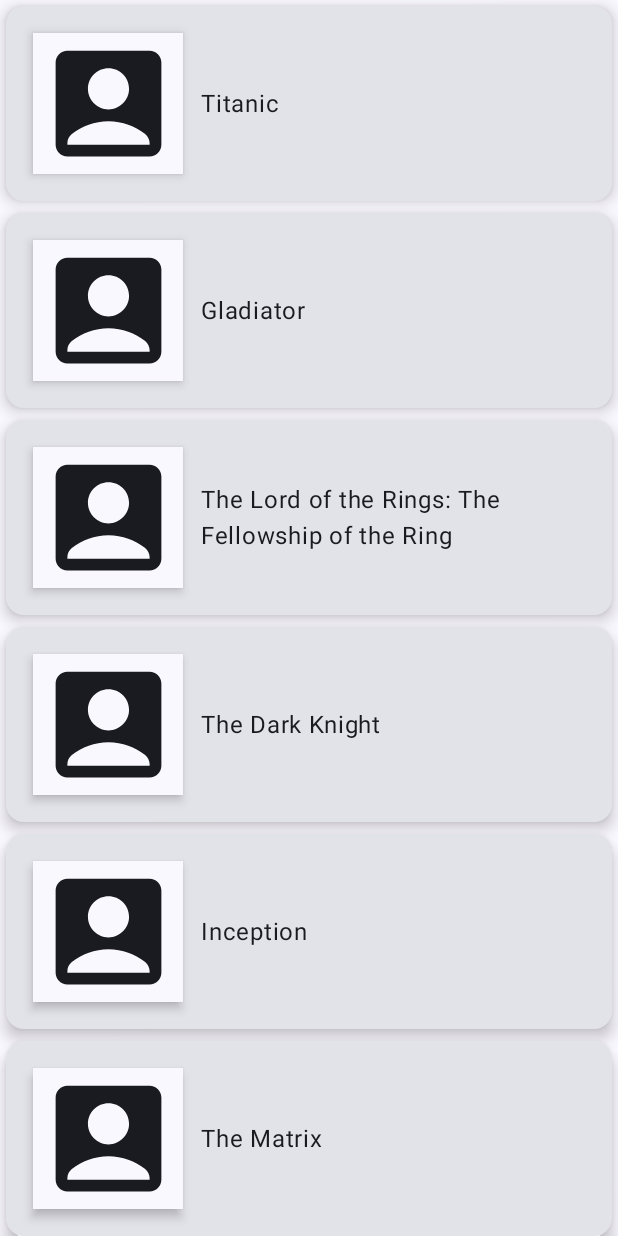
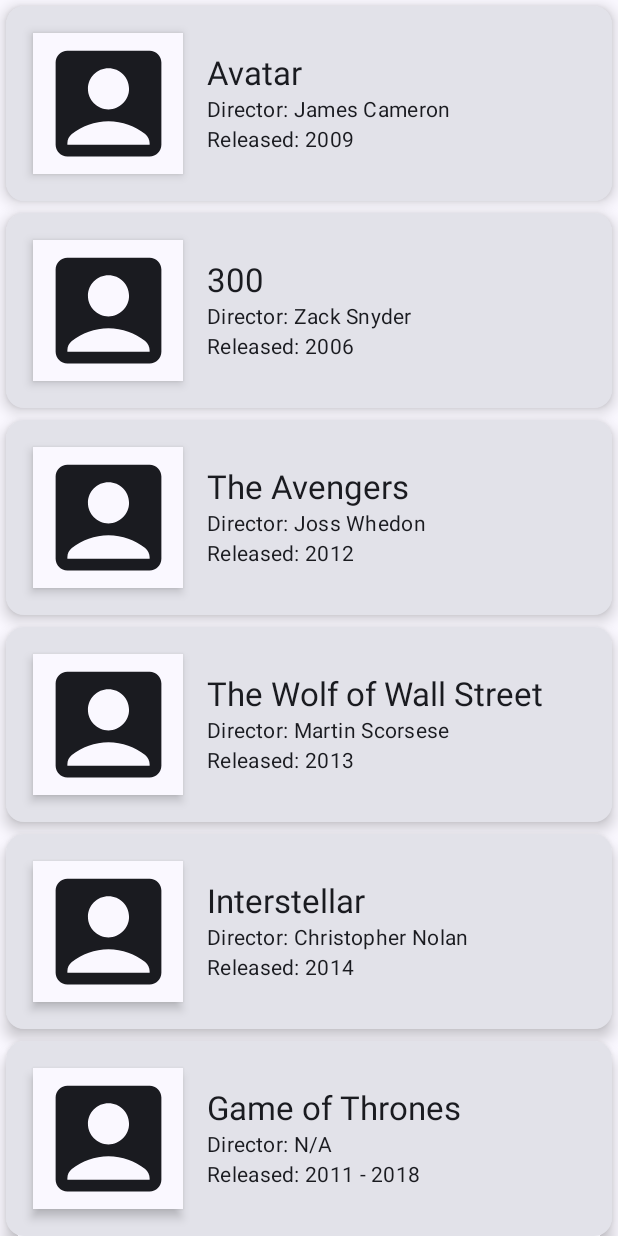
Before and after one commit to siamsaleh/JetpackCounter, an Android app built with Jetpack Compose: the composable MainContent shown on its own in the app's theme, on a phone screen of 412 x 824 dp. Run offline under Robolectric (Android 15) with nearby library versions, the phone set to English and light mode, and no system bars.

Commit message:
Add Movie Class

```diff
--- /dev/null
+++ b/app/src/main/java/com/schooling/jetpackudemy/model/Movie.kt
@@ -0,0 +1,152 @@
+package com.schooling.jetpackudemy.model
+
+data class Movie(val id: String,
+                 val title: String,
+                 val year: String,
+                 val genre: String,
+                 val director: String,
+                 val actors: String,
+                 val plot: String,
+                 val poster: String,
+                 val images: List<String>,
+                 val rating: String)
+
+fun getMovies(): List<Movie> {
+    return listOf(
+        Movie(id = "tt0499549",
+            title = "Avatar",
+            year = "2009",
+            genre = "Action, Adventure, Fantasy",
+            director = "James Cameron",
+            actors = "Sam Worthington, Zoe Saldana, Sigourney Weaver, Stephen Lang",
+            plot = "A paraplegic marine dispatched to the moon Pandora on a unique mission becomes torn between following his orders and protecting the world he feels is his home.",
+            poster = "http://ia.media-imdb.com/images/M/MV5BMTYwOTEwNjAzMl5BMl5BanBnXkFtZTcwODc5MTUwMw@@._V1_SX300.jpg",
+            images = listOf("https://images-na.ssl-images-amazon.com/images/M/MV5BMjEyOTYyMzUxNl5BMl5BanBnXkFtZTcwNTg0MTUzNA@@._V1_SX1500_CR0,0,1500,999_AL_.jpg",
+                "https://images-na.ssl-images-amazon.com/images/M/MV5BNzM2MDk3MTcyMV5BMl5BanBnXkFtZTcwNjg0MTUzNA@@._V1_SX1777_CR0,0,1777,999_AL_.jpg",
+                "https://images-na.ssl-images-amazon.com/images/M/MV5BMTY2ODQ3NjMyMl5BMl5BanBnXkFtZTcwODg0MTUzNA@@._V1_SX1777_CR0,0,1777,999_AL_.jpg",
+                "https://images-na.ssl-images-amazon.com/images/M/MV5BMTMxOTEwNDcxN15BMl5BanBnXkFtZTcwOTg0MTUzNA@@._V1_SX1777_CR0,0,1777,999_AL_.jpg",
+                "https://images-na.ssl-images-amazon.com/images/M/MV5BMTYxMDg1Nzk1MV5BMl5BanBnXkFtZTcwMDk0MTUzNA@@._V1_SX1500_CR0,0,1500,999_AL_.jpg"),
+            rating = "7.9"),
+
+        Movie(id = "tt0416449",
+            title = "300",
+            year = "2006",
+            genre = "Action, Drama, Fantasy",
+            director = "Zack Snyder",
+            actors = "Gerard Butler, Lena Headey, Dominic West, David Wenham",
+            plot = "King Leonidas of Sparta and a force of 300 men fight the Persians at Thermopylae in 480 B.C.",
+            poster = "http://ia.media-imdb.com/images/M/MV5BMjAzNTkzNjcxNl5BMl5BanBnXkFtZTYwNDA4NjE3._V1_SX300.jpg",
+            images = listOf("https://images-na.ssl-images-amazon.com/images/M/MV5BMTMwNTg5MzMwMV5BMl5BanBnXkFtZTcwMzA2NTIyMw@@._V1_SX1777_CR0,0,1777,937_AL_.jpg",
+                "https://images-na.ssl-images-amazon.com/images/M/MV5BMTQwNTgyNTMzNF5BMl5BanBnXkFtZTcwNDA2NTIyMw@@._V1_SX1777_CR0,0,1777,935_AL_.jpg",
+                "https://images-na.ssl-images-amazon.com/images/M/MV5BMTc0MjQzOTEwMV5BMl5BanBnXkFtZTcwMzE2NTIyMw@@._V1_SX1777_CR0,0,1777,947_AL_.jpg"
+
+            ),
+            rating = "7.7"),
+
+        Movie(id = "tt0848228",
+            title = "The Avengers",
+            year = "2012",
+            genre = "Action, Sci-Fi, Thriller",
+            director = "Joss Whedon",
+            actors = "Robert Downey Jr., Chris Evans, Mark Ruffalo, Chris Hemsworth",
+            plot = "Earth's mightiest heroes must come together and learn to fight as a team if they are to stop the mischievous Loki and his alien army from enslaving humanity.",
+            poster = "http://ia.media-imdb.com/images/M/MV5BMTk2NTI1MTU4N15BMl5BanBnXkFtZTcwODg0OTY0Nw@@._V1_SX300.jpg",
+            images = listOf("https://images-na.ssl-images-amazon.com/images/M/MV5BMTA0NjY0NzE4OTReQTJeQWpwZ15BbWU3MDczODg2Nzc@._V1_SX1777_CR0,0,1777,999_AL_.jpg",
+                "https://images-na.ssl-images-amazon.com/images/M/MV5BMjE1MzEzMjcyM15BMl5BanBnXkFtZTcwNDM4ODY3Nw@@._V1_SX1777_CR0,0,1777,999_AL_.jpg",
+                "https://images-na.ssl-images-amazon.com/images/M/MV5BMjMwMzM2MTg1M15BMl5BanBnXkFtZTcwNjM4ODY3Nw@@._V1_SX1777_CR0,0,1777,999_AL_.jpg",
+                "https://images-na.ssl-images-amazon.com/images/M/MV5BMTQ4NzM2Mjc5MV5BMl5BanBnXkFtZTcwMTkwOTY3Nw@@._V1_SX1777_CR0,0,1777,999_AL_.jpg",
+                "https://images-na.ssl-images-amazon.com/images/M/MV5BMTc3MzQ3NjA5N15BMl5BanBnXkFtZTcwMzY5OTY3Nw@@._V1_SX1777_CR0,0,1777,999_AL_.jpg"),
+            rating = "8.1"),
+
+        Movie(id = "tt0993846",
+            title = "The Wolf of Wall Street",
+            year = "2013",
+            genre = "Biography, Comedy, Crime",
+            director = "Martin Scorsese",
+            actors = "Leonardo DiCaprio, Jonah Hill, Margot Robbie, Matthew McConaughey",
+            plot = "Based on the true story of Jordan Belfort, from his rise to a wealthy stock-broker living the high life to his fall involving crime, corruption and the federal government.",
+            poster = "http://ia.media-imdb.com/images/M/MV5BMjIxMjgxNTk0MF5BMl5BanBnXkFtZTgwNjIyOTg2MDE@._V1_SX300.jpg",
+            images = listOf("https://images-na.ssl-images-amazon.com/images/M/MV5BNDIwMDIxNzk3Ml5BMl5BanBnXkFtZTgwMTg0MzQ4MDE@._V1_SX1500_CR0,0,1500,999_AL_.jpg",
+                "https://images-na.ssl-images-amazon.com/images/M/MV5BMTc0NzAxODAyMl5BMl5BanBnXkFtZTgwMDg0MzQ4MDE@._V1_SX1500_CR0,0,1500,999_AL_.jpg",
+                "https://images-na.ssl-images-amazon.com/images/M/MV5BMTExMDk1MDE4NzVeQTJeQWpwZ15BbWU4MDM4NDM0ODAx._V1_SX1500_CR0,0,1500,999_AL_.jpg",
+                "https://images-na.ssl-images-amazon.com/images/M/MV5BMTg3MTY4NDk4Nl5BMl5BanBnXkFtZTgwNjc0MzQ4MDE@._V1_SX1500_CR0,0,1500,999_AL_.jpg",
+                "https://images-na.ssl-images-amazon.com/images/M/MV5BMTgzMTg4MDI0Ml5BMl5BanBnXkFtZTgwOTY0MzQ4MDE@._V1_SY1000_CR0,0,1553,1000_AL_.jpg"),
+            rating = "8.2"),
+
+        Movie(id = "tt0816692",
+            title = "Interstellar",
+            year = "2014",
+            genre = "Adventure, Drama, Sci-Fi",
+            director = "Christopher Nolan",
+            actors = "Ellen Burstyn, Matthew McConaughey, Mackenzie Foy, John Lithgow",
+            plot = "A team of explorers travel through a wormhole in space in an attempt to ensure humanity's survival.",
+            poster = "http://ia.media-imdb.com/images/M/MV5BMjIxNTU4MzY4MF5BMl5BanBnXkFtZTgwMzM4ODI3MjE@._V1_SX300.jpg",
+            images = listOf("https://images-na.ssl-images-amazon.com/images/M/MV5BMjA3NTEwOTMxMV5BMl5BanBnXkFtZTgwMjMyODgxMzE@._V1_SX1500_CR0,0,1500,999_AL_.jpg",
+                "https://images-na.ssl-images-amazon.com/images/M/MV5BMzQ5ODE2MzEwM15BMl5BanBnXkFtZTgwMTMyODgxMzE@._V1_SX1500_CR0,0,1500,999_AL_.jpg",
+                "https://images-na.ssl-images-amazon.com/images/M/MV5BMTg4Njk4MzY0Nl5BMl5BanBnXkFtZTgwMzIyODgxMzE@._V1_SX1500_CR0,0,1500,999_AL_.jpg",
+                "https://images-na.ssl-images-amazon.com/images/M/MV5BMzE3MTM0MTc3Ml5BMl5BanBnXkFtZTgwMDIyODgxMzE@._V1_SX1500_CR0,0,1500,999_AL_.jpg",
+                "https://images-na.ssl-images-amazon.com/images/M/MV5BNjYzNjE2NDk3N15BMl5BanBnXkFtZTgwNzEyODgxMzE@._V1_SX1500_CR0,0,1500,999_AL_.jpg"),
+            rating = "8.6"),
+        Movie(id = "tt0944947",
+            title = "Game of Thrones",
+            year = "2011 - 2018",
+            genre = "Adventure, Drama, Fantasy",
+            director = "N/A",
+            actors = "Peter Dinklage, Lena Headey, Emilia Clarke, Kit Harington",
+            plot = "While a civil war brews between several noble families in Westeros, the children of the former rulers of the land attempt to rise up to power. Meanwhile a forgotten race, bent on destruction, plans to return after thousands of years in the North.",
+            poster = "http://ia.media-imdb.com/images/M/MV5BMjM5OTQ1MTY5Nl5BMl5BanBnXkFtZTgwMjM3NzMxODE@._V1_SX300.jpg",
+            images = listOf("https://images-na.ssl-images-amazon.com/images/M/MV5BNDc1MGUyNzItNWRkOC00MjM1LWJjNjMtZTZlYWIxMGRmYzVlXkEyXkFqcGdeQXVyMzU3MDEyNjk@._V1_SX1777_CR0,0,1777,999_AL_.jpg",
+                "https://images-na.ssl-images-amazon.com/images/M/MV5BZjZkN2M5ODgtMjQ2OC00ZjAxLWE1MjMtZDE0OTNmNGM0NWEwXkEyXkFqcGdeQXVyNjUxNzgwNTE@._V1_SX1777_CR0,0,1777,999_AL_.jpg",
+                "https://images-na.ssl-images-amazon.com/images/M/MV5BMDk4Y2Y1MDAtNGVmMC00ZTlhLTlmMmQtYjcyN2VkNzUzZjg2XkEyXkFqcGdeQXVyNjUxNzgwNTE@._V1_SX1777_CR0,0,1777,999_AL_.jpg",
+                "https://images-na.ssl-images-amazon.com/images/M/MV5BNjZjNWIzMzQtZWZjYy00ZTkwLWJiMTYtOWRkZDBhNWJhY2JmXkEyXkFqcGdeQXVyMjk3NTUyOTc@._V1_SX1777_CR0,0,1777,999_AL_.jpg",
+                "https://images-na.ssl-images-amazon.com/images/M/MV5BNTMyMTRjZWEtM2UxMS00ZjU5LWIxMTYtZDA5YmJhZmRjYTc4XkEyXkFqcGdeQXVyMjk3NTUyOTc@._V1_SX1777_CR0,0,1777,999_AL_.jpg"),
+            rating = "9.5"),
+
+
+        Movie(id = "tt2306299",
+            title = "Vikings",
+            year = "2013–2020",
+            genre = "Action, Drama, History",
+            director = "N/A",
+            actors = "Travis Fimmel, Clive Standen, Gustaf Skarsgård, Katheryn Winnick",
+            plot = "The world of the Vikings is brought to life through the journey of Ragnar Lothbrok, the first Viking to emerge from Norse legend and onto the pages of history - a man on the edge of myth.",
+            poster = "http://ia.media-imdb.com/images/M/MV5BOTEzNzI3MDc0N15BMl5BanBnXkFtZTgwMzk1MzA5NzE@._V1_SX300.jpg",
+            images = listOf("https://images-na.ssl-images-amazon.com/images/M/MV5BMjM5MTM1ODUxNV5BMl5BanBnXkFtZTgwNTAzOTI2ODE@._V1_.jpg",
+                "https://images-na.ssl-images-amazon.com/images/M/MV5BNzU2NDcxODMyOF5BMl5BanBnXkFtZTgwNDAzOTI2ODE@._V1_.jpg",
+                "https://images-na.ssl-images-amazon.com/images/M/MV5BMjMzMzIzOTU2M15BMl5BanBnXkFtZTgwODMzMTkyODE@._V1_SY1000_SX1500_AL_.jpg",
+                "https://images-na.ssl-images-amazon.com/images/M/MV5BMTQ2NTQ2MDA3NF5BMl5BanBnXkFtZTgwODkxMDUxODE@._V1_SY1000_SX1500_AL_.jpg",
+                "https://images-na.ssl-images-amazon.com/images/M/MV5BMTcxOTQ3NTA5N15BMl5BanBnXkFtZTgwMzExMDUxODE@._V1_SY1000_SX1500_AL_.jpg"),
+            rating = "9.5"),
+
+        Movie(id = "tt0903747",
+            title = "Breaking Bad",
+            year = "2008–2013",
+            genre = "Crime, Drama, Thriller",
+            director = "N/A",
+            actors = "Bryan Cranston, Anna Gunn, Aaron Paul, Dean Norris",
+            plot = "A high school chemistry teacher diagnosed with inoperable lung cancer turns to manufacturing and selling methamphetamine in order to secure his family's financial future.",
+            poster = "http://ia.media-imdb.com/images/M/MV5BMTQ0ODYzODc0OV5BMl5BanBnXkFtZTgwMDk3OTcyMDE@._V1_SX300.jpg",
+            images = listOf("https://images-na.ssl-images-amazon.com/images/M/MV5BMTgyMzI5NDc5Nl5BMl5BanBnXkFtZTgwMjM0MTI2MDE@._V1_SY1000_CR0,0,1498,1000_AL_.jpg",
+                "https://images-na.ssl-images-amazon.com/images/M/MV5BMTQ2NDkwNDk5NV5BMl5BanBnXkFtZTgwNDM0MTI2MDE@._V1_SY1000_CR0,0,1495,1000_AL_.jpg",
+                "https://images-na.ssl-images-amazon.com/images/M/MV5BMTM4NDcyNDMzMF5BMl5BanBnXkFtZTgwOTI0MTI2MDE@._V1_SY1000_CR0,0,1495,1000_AL_.jpg",
+                "https://images-na.ssl-images-amazon.com/images/M/MV5BMTAzMTczMjM3NjFeQTJeQWpwZ15BbWU4MDc1MTI1MzAx._V1_SY1000_CR0,0,1495,1000_AL_.jpg",
+                "https://images-na.ssl-images-amazon.com/images/M/MV5BMjA5MTE3MTgwMF5BMl5BanBnXkFtZTgwOTQxMjUzMDE@._V1_SX1500_CR0,0,1500,999_AL_.jpg"),
+            rating = "9.5"),
+
+        Movie(id = "tt2707408",
+            title = "Narcos",
+            year = "2015-",
+            genre = "Biography, Crime, Drama",
+            director = "N/A",
+            actors = "Wagner Moura, Boyd Holbrook, Pedro Pascal, Joanna Christie",
+            plot = "A chronicled look at the criminal exploits of Colombian drug lord Pablo Escobar.",
+            poster = "http://ia.media-imdb.com/images/M/MV5BMTU0ODQ4NDg2OF5BMl5BanBnXkFtZTgwNzczNTE4OTE@._V1_SX300.jpg",
+            images = listOf("https://images-na.ssl-images-amazon.com/images/M/MV5BMTk2MDMzMTc0MF5BMl5BanBnXkFtZTgwMTAyMzA1OTE@._V1_SX1500_CR0,0,1500,999_AL_.jpg",
+                "https://images-na.ssl-images-amazon.com/images/M/MV5BMjIxMDkyOTEyNV5BMl5BanBnXkFtZTgwNjY3Mjc3OTE@._V1_SY1000_SX1500_AL_.jpg",
+                "https://images-na.ssl-images-amazon.com/images/M/MV5BMjA2NDUwMTU2NV5BMl5BanBnXkFtZTgwNTI1Mzc3OTE@._V1_SY1000_CR0,0,1499,1000_AL_.jpg",
+                "https://images-na.ssl-images-amazon.com/images/M/MV5BODA1NjAyMTQ3Ml5BMl5BanBnXkFtZTgwNjI1Mzc3OTE@._V1_SY1000_CR0,0,1499,1000_AL_.jpg",
+                "https://images-na.ssl-images-amazon.com/images/M/MV5BMTU0NzQ0OTAwNl5BMl5BanBnXkFtZTgwMDAyMzA1OTE@._V1_SX1500_CR0,0,1500,999_AL_.jpg"),
+            rating = "9.5"),
+
+        )
+}
--- a/app/src/main/java/com/schooling/jetpackudemy/screens/home/HomeScreen.kt
+++ b/app/src/main/java/com/schooling/jetpackudemy/screens/home/HomeScreen.kt
@@ -32,7 +32,10 @@ import androidx.compose.ui.draw.shadow
 import androidx.compose.ui.graphics.RectangleShape
 import androidx.compose.ui.unit.dp
 import androidx.navigation.NavController
+import com.schooling.jetpackudemy.model.Movie
+import com.schooling.jetpackudemy.model.getMovies
 import com.schooling.jetpackudemy.navigation.MovieScreens
+import com.schooling.jetpackudemy.widgets.MovieRow
 
 @OptIn(ExperimentalMaterial3Api::class)
 @Composable
@@ -61,108 +64,7 @@ fun HomeScreen(navController: NavController) {
 @Composable
 fun MainContent(
     navController: NavController,
-    movieList: List<String> = listOf(
-        "Titanic",
-        "Gladiator",
-        "The Lord of the Rings: The Fellowship of the Ring",
-        "The Dark Knight",
-        "Inception",
-        "The Matrix",
-        "Forrest Gump",
-        "Jurassic Park",
-        "The Lion King",
-        "Star Wars: Episode IV - A New Hope",
-        "Jaws",
-        "E.T. the Extra-Terrestrial",
-        "The Shawshank Redemption",
-        "The Godfather",
-        "Pulp Fiction",
-        "The Silence of the Lambs",
-        "Schindler's List",
-        "Fight Club",
-        "Braveheart",
-        "The Green Mile",
-        "The Godfather: Part II",
-        "Goodfellas",
-        "Saving Private Ryan",
-        "The Departed",
-        "The Terminator",
-        "Die Hard",
-        "Raiders of the Lost Ark",
-        "Indiana Jones and the Last Crusade",
-        "The Sixth Sense",
-        "The Shining",
-        "A Clockwork Orange",
-        "Blade Runner",
-        "The Exorcist",
-        "Alien",
-        "The Princess Bride",
-        "Back to the Future",
-        "Toy Story",
-        "The Wizard of Oz",
-        "The Sound of Music",
-        "Grease",
-        "The Breakfast Club",
-        "Ferris Bueller's Day Off",
-        "Home Alone",
-        "The Goonies",
-        "Ghostbusters",
-        "Dirty Dancing",
-        "Pretty Woman",
-        "The Notebook",
-        "Titanic",
-        "The Great Gatsby",
-        "Avatar",
-        "300",
-        "Harry Potter and the Sorcerer's Stone",
-        "Harry Potter and the Chamber of Secrets",
-        "Harry Potter and the Prisoner of Azkaban",
-        "Harry Potter and the Goblet of Fire",
-        "Harry Potter and the Order of the Phoenix",
-        "Harry Potter and the Half-Blood Prince",
-        "Harry Potter and the Deathly Hallows: Part 1",
-        "Harry Potter and the Deathly Hallows: Part 2",
-        "Twilight",
-        "The Hunger Games",
-        "Divergent",
-        "Maze Runner",
-        "The Fault in Our Stars",
-        "The Perks of Being a Wallflower",
-        "Mean Girls",
-        "Clueless",
-        "Legally Blonde",
-        "Pitch Perfect",
-        "La La Land",
-        "The Greatest Showman",
-        "A Star is Born",
-        "Bohemian Rhapsody",
-        "Rocketman",
-        "Black Panther",
-        "Avengers: Infinity War",
-        "Guardians of the Galaxy",
-        "Deadpool",
-        "Spider-Man: Homecoming",
-        "Iron Man",
-        "Captain America: The First Avenger",
-        "Thor",
-        "Doctor Strange",
-        "Wonder Woman",
-        "Aquaman",
-        "The Dark Knight Rises",
-        "Batman Begins",
-        "Man of Steel",
-        "Superman Returns",
-        "X-Men",
-        "The Wolverine",
-        "Deadpool 2",
-        "The Avengers",
-        "Captain America: The Winter Soldier",
-        "Iron Man 3",
-        "Thor: Ragnarok",
-        "Guardians of the Galaxy Vol. 2",
-        "Spider-Man: Into the Spider-Verse",
-        "Black Widow"
-    )
+    movieList: List<Movie> = getMovies()
 ) {
     Column(modifier = Modifier.padding(0.dp)) {
         LazyColumn {
@@ -175,35 +77,3 @@ fun MainContent(
         }
     }
 }
-
-@Composable
-fun MovieRow(movie: String, onItemClick: (String) -> Unit = {}) {
-    Card(
-        modifier = Modifier
-            .padding(4.dp)
-            .fillMaxWidth()
-            .height(130.dp)
-            .clickable {
-                onItemClick(movie)
-            },
-        shape = RoundedCornerShape(corner = CornerSize(12.dp)),
-        elevation = CardDefaults.cardElevation(6.dp)
-    ) {
-        Row(
-            modifier = Modifier.padding(6.dp),
-            horizontalArrangement = Arrangement.Start,
-            verticalAlignment = Alignment.CenterVertically
-        ) {
-            Surface(
-                modifier = Modifier
-                    .padding(12.dp)
-                    .size(100.dp),
-                shape = RectangleShape,
-                shadowElevation = 4.dp
-            ) {
-                Icon(imageVector = Icons.Default.AccountBox, contentDescription = "Movie App")
-            }
-            Text(text = movie)
-        }
-    }
-}
--- /dev/null
+++ b/app/src/main/java/com/schooling/jetpackudemy/widgets/Widgets.kt
@@ -0,0 +1,74 @@
+package com.schooling.jetpackudemy.widgets
+
+import androidx.compose.foundation.clickable
+import androidx.compose.foundation.layout.Arrangement
+import androidx.compose.foundation.layout.Column
+import androidx.compose.foundation.layout.Row
+import androidx.compose.foundation.layout.fillMaxWidth
+import androidx.compose.foundation.layout.height
+import androidx.compose.foundation.layout.padding
+import androidx.compose.foundation.layout.size
+import androidx.compose.foundation.shape.CornerSize
+import androidx.compose.foundation.shape.RoundedCornerShape
+import androidx.compose.material.icons.Icons
+import androidx.compose.material.icons.filled.AccountBox
+import androidx.compose.material3.Card
+import androidx.compose.material3.CardDefaults
+import androidx.compose.material3.Icon
+import androidx.compose.material3.MaterialTheme
+import androidx.compose.material3.Surface
+import androidx.compose.material3.Text
+import androidx.compose.runtime.Composable
+import androidx.compose.ui.Alignment
+import androidx.compose.ui.Modifier
+import androidx.compose.ui.graphics.RectangleShape
+import androidx.compose.ui.tooling.preview.Preview
+import androidx.compose.ui.unit.dp
+import com.schooling.jetpackudemy.model.Movie
+import com.schooling.jetpackudemy.model.getMovies
+
+@Preview
+@Composable
+fun MovieRow(movie: Movie = getMovies()[0], onItemClick: (String) -> Unit = {}) {
+    Card(
+        modifier = Modifier
+            .padding(4.dp)
+            .fillMaxWidth()
+            .height(130.dp)
+            .clickable {
+                onItemClick(movie.id)
+            },
+        shape = RoundedCornerShape(corner = CornerSize(12.dp)),
+        elevation = CardDefaults.cardElevation(6.dp)
+    ) {
+        Row(
+            modifier = Modifier.padding(6.dp),
+            horizontalArrangement = Arrangement.Start,
+            verticalAlignment = Alignment.CenterVertically
+        ) {
+            Surface(
+                modifier = Modifier
+                    .padding(12.dp)
+                    .size(100.dp),
+                shape = RectangleShape,
+                shadowElevation = 4.dp
+            ) {
+                Icon(imageVector = Icons.Default.AccountBox, contentDescription = "Movie App")
+            }
+            Column(modifier = Modifier.padding(4.dp)) {
+                Text(
+                    text = movie.title,
+                    style = MaterialTheme.typography.titleLarge
+                )
+                Text(
+                    text = "Director: ${movie.director}",
+                    style = MaterialTheme.typography.bodyMedium
+                )
+                Text(
+                    text = "Released: ${movie.year}",
+                    style = MaterialTheme.typography.bodyMedium
+                )
+            }
+        }
+    }
+}
```
